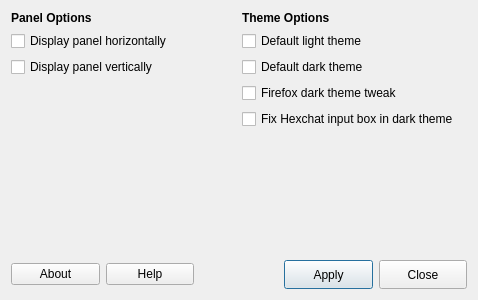
The window that defaultlook/defaultlook.ui (MX-Linux/mx-defaultlook) describes before a commit, drawn with Qt 5.
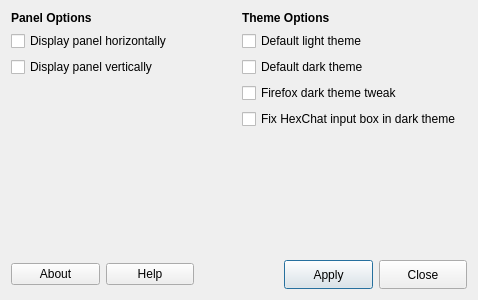
The same window after the commit. Icons and pictures are not drawn.

```diff
--- a/defaultlook/defaultlook.ui
+++ b/defaultlook/defaultlook.ui
@@ -232,7 +232,7 @@
     <item row="4" column="1">
      <widget class="QCheckBox" name="checkHexchat">
       <property name="text">
-       <string>Fix Hexchat input box in dark theme</string>
+       <string>Fix HexChat input box in dark theme</string>
       </property>
      </widget>
     </item>
```
